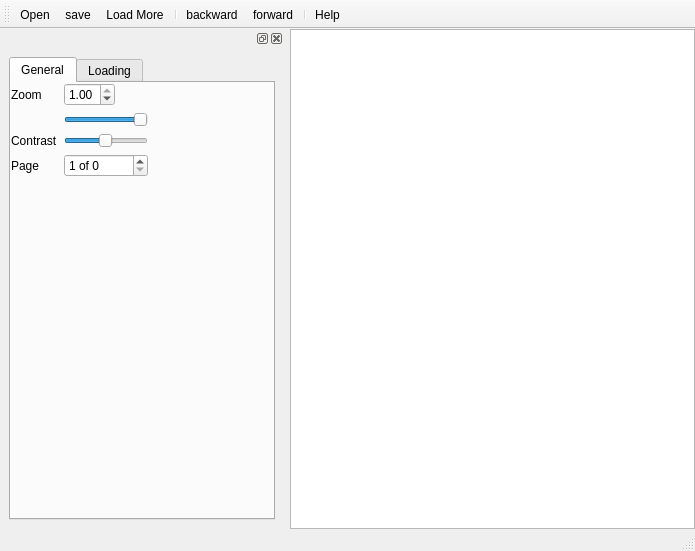
The window that arachnid/core/gui/pyui/MontageViewer.ui (ezralanglois/arachnid) describes before a commit, drawn with Qt 5.
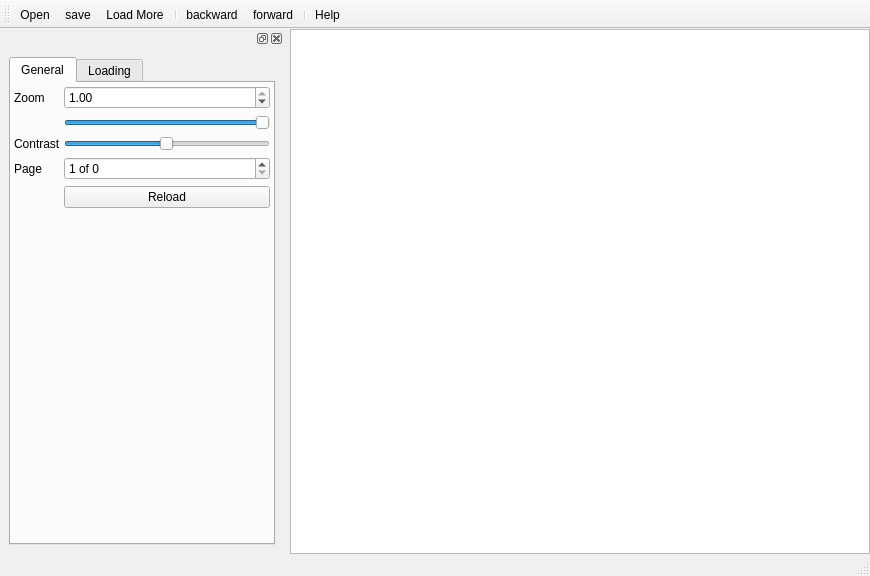
The same window after the commit. The open tabs and pages were chosen to show the change. Icons and pictures are not drawn.

Commit message: Updated layout of advanced, added experimental display and save inverted

```diff
--- a/arachnid/core/gui/pyui/MontageViewer.ui
+++ b/arachnid/core/gui/pyui/MontageViewer.ui
@@ -6,8 +6,8 @@
    <rect>
     <x>0</x>
     <y>0</y>
-    <width>695</width>
-    <height>551</height>
+    <width>870</width>
+    <height>576</height>
    </rect>
   </property>
   <property name="windowTitle">
@@ -63,10 +63,7 @@
                 <attribute name="title">
                  <string>General</string>
                 </attribute>
-                <layout class="QFormLayout" name="formLayout">
-                 <property name="fieldGrowthPolicy">
-                  <enum>QFormLayout::FieldsStayAtSizeHint</enum>
-                 </property>
+                <layout class="QVBoxLayout" name="verticalLayout_4">
                  <property name="leftMargin">
                   <number>0</number>
                  </property>
@@ -75,6 +72,21 @@
                  </property>
                  <property name="rightMargin">
                   <number>0</number>
+                 </property>
+                 <item>
+                  <widget class="QWidget" name="widget_3" native="true">
+                   <property name="minimumSize">
+                    <size>
+                     <width>200</width>
+                     <height>200</height>
+                    </size>
+                   </property>
+                   <layout class="QFormLayout" name="formLayout_3">
+                    <property name="horizontalSpacing">
+                     <number>3</number>
+                    </property>
+                    <property name="margin">
+                     <number>3</number>
                  </property>
                  <item row="0" column="0">
                   <widget class="QLabel" name="label_8">
@@ -147,6 +159,13 @@
                    </property>
                   </widget>
                  </item>
+                    <item row="3" column="0">
+                     <widget class="QLabel" name="label_4">
+                      <property name="text">
+                       <string>Page</string>
+                      </property>
+                     </widget>
+                    </item>
                  <item row="3" column="1">
                   <widget class="QSpinBox" name="pageSpinBox">
                    <property name="suffix">
@@ -160,11 +179,18 @@
                    </property>
                   </widget>
                  </item>
-                 <item row="3" column="0">
-                  <widget class="QLabel" name="label_4">
+                    <item row="4" column="1">
+                     <widget class="QPushButton" name="reloadPageButton">
                    <property name="text">
-                    <string>Page</string>
-                   </property>
+                       <string>Reload</string>
+                      </property>
+                      <property name="icon">
+                       <iconset resource="../icons/icons.qrc">
+                        <normaloff>:/mini/mini/arrow_rotate_anticlockwise.png</normaloff>:/mini/mini/arrow_rotate_anticlockwise.png</iconset>
+                      </property>
+                     </widget>
+                    </item>
+                   </layout>
                   </widget>
                  </item>
                 </layout>
```
Left out of the diff: 4 changed lines with no effect on the pictures. Lines whose indentation alone changed are shown as unchanged. The commit also changes 3 other files.
